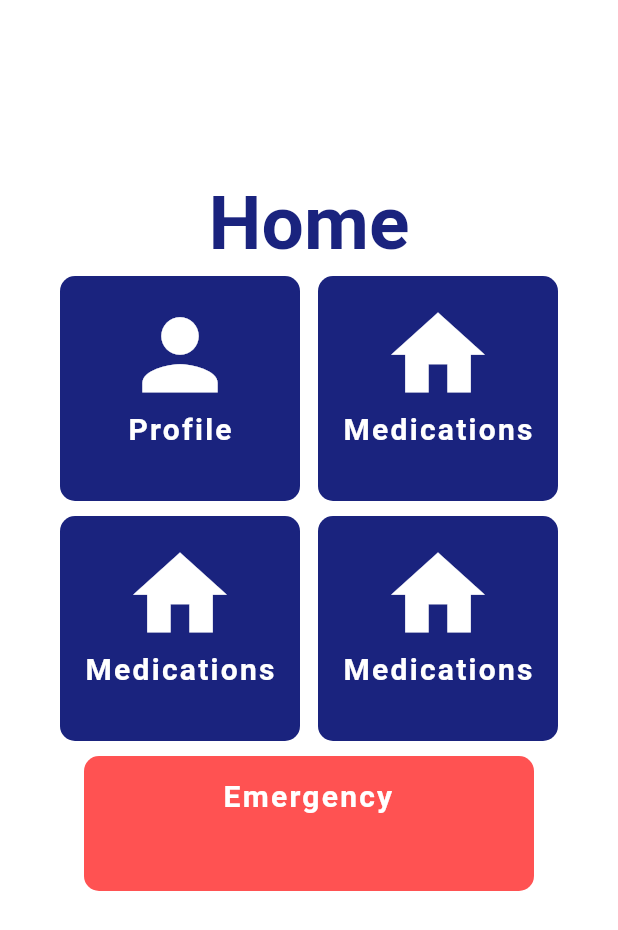
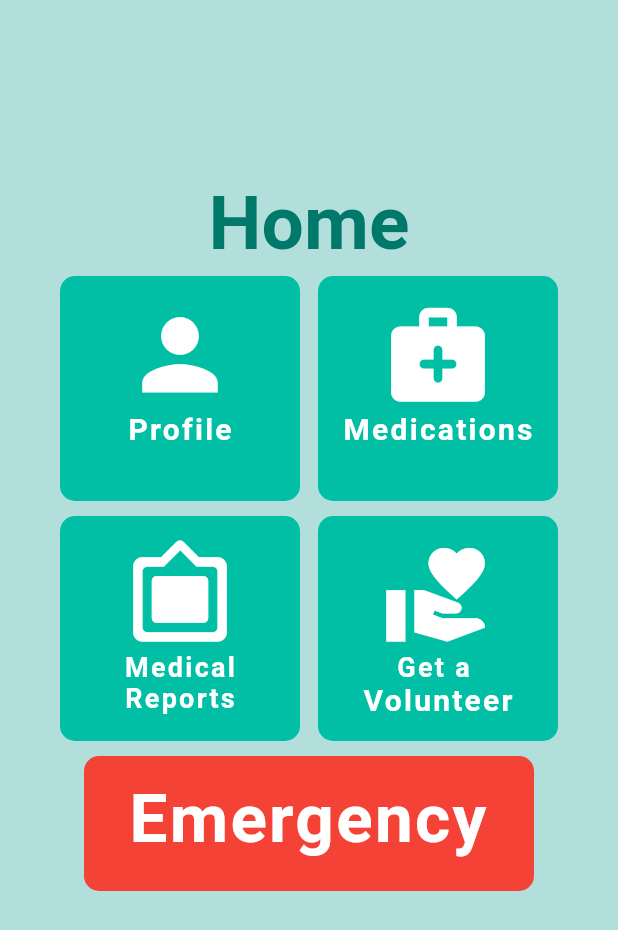
Before and after one commit to vardansaini/med_assist, a Flutter app: the screen it shows after launch, on a phone screen of 412 x 824 dp. Shown: the top 930 px of the screen. Run offline on Flutter 3.47's test engine with Material 2 defaults, Android fonts, the phone set to English and light mode, and no system bars; our stand-ins replace cloud_firestore, firebase_auth, firebase_core, geolocator, google_maps_flutter; accounts and stored records are empty; generated files the repository leaves out were written again; Roboto replaces fonts that are missing (OpenSans).

Commit message:
Home Page Done!

```diff
--- a/lib/home_page.dart
+++ b/lib/home_page.dart
@@ -21,7 +21,7 @@ class HomePageState extends State<HomePage> {
           shape: RoundedRectangleBorder(
             borderRadius: BorderRadius.circular(10.0),
           ),
-          color: Colors.indigo[900],
+          color: Colors.tealAccent[700],
           child: Column(children: <Widget>[
             Icon(
               Icons.person,
@@ -48,14 +48,16 @@ class HomePageState extends State<HomePage> {
       width: 160.0,
       height: 160.0,
       child: FlatButton(
-          onPressed: () {},
+          onPressed: () {
+            Navigator.of(context).pushNamed('/medicines');
+          },
           padding: EdgeInsets.all(15.0),
           shape: RoundedRectangleBorder(
             borderRadius: BorderRadius.circular(10.0),
           ),
-          color: Colors.indigo[900],
+          color: Colors.tealAccent[700],
           child: Column(children: <Widget>[
-            Icon(Icons.home, size: 75, color: Colors.white),
+            Icon(Icons.medical_services_rounded, size: 75, color: Colors.white),
             Text(
               'Medications',
               style: TextStyle(
@@ -81,16 +83,26 @@ class HomePageState extends State<HomePage> {
           shape: RoundedRectangleBorder(
             borderRadius: BorderRadius.circular(10.0),
           ),
-          color: Colors.indigo[900],
+          color: Colors.tealAccent[700],
           child: Column(
             children: <Widget>[
-              Icon(Icons.home, size: 75, color: Colors.white),
+              Icon(Icons.filter_frames_rounded, size: 75, color: Colors.white),
               Text(
-                'Medications',
+                'Medical',
                 style: TextStyle(
                   color: Colors.white,
                   letterSpacing: 1.5,
-                  fontSize: 20.0,
+                  fontSize: 18.0,
+                  fontWeight: FontWeight.bold,
+                  fontFamily: 'OpenSans',
+                ),
+              ),
+              Text(
+                'Reports',
+                style: TextStyle(
+                  color: Colors.white,
+                  letterSpacing: 1.5,
+                  fontSize: 18.0,
                   fontWeight: FontWeight.bold,
                   fontFamily: 'OpenSans',
                 ),
@@ -106,25 +118,37 @@ class HomePageState extends State<HomePage> {
       width: 160.0,
       height: 160.0,
       child: FlatButton(
-          onPressed: () {},
+          onPressed: () {
+            Navigator.of(context).pushNamed('/google_map');
+          },
           padding: EdgeInsets.all(15.0),
           shape: RoundedRectangleBorder(
             borderRadius: BorderRadius.circular(10.0),
           ),
-          color: Colors.indigo[900],
+          color: Colors.tealAccent[700],
           child: Column(
             children: <Widget>[
-              Icon(Icons.home, size: 75, color: Colors.white),
+              Icon(Icons.volunteer_activism, size: 75, color: Colors.white),
               Text(
-                'Medications',
+                'Get a ',
                 style: TextStyle(
                   color: Colors.white,
                   letterSpacing: 1.5,
-                  fontSize: 20.0,
+                  fontSize: 18.0,
                   fontWeight: FontWeight.bold,
                   fontFamily: 'OpenSans',
                 ),
               ),
+          Text(
+            'Volunteer',
+            style: TextStyle(
+              color: Colors.white,
+              letterSpacing: 1.5,
+              fontSize: 20.0,
+              fontWeight: FontWeight.bold,
+              fontFamily: 'OpenSans',
+            ),
+          ),
             ],
           )),
     );
@@ -141,7 +165,7 @@ class HomePageState extends State<HomePage> {
           shape: RoundedRectangleBorder(
             borderRadius: BorderRadius.circular(10.0),
           ),
-          color: Colors.redAccent[200],
+          color: Colors.red,
           child: Column(
             crossAxisAlignment: CrossAxisAlignment.center,
             children: <Widget>[
@@ -151,7 +175,7 @@ class HomePageState extends State<HomePage> {
                 style: TextStyle(
                   color: Colors.white,
                   letterSpacing: 1.5,
-                  fontSize: 20.0,
+                  fontSize: 45.0,
                   fontWeight: FontWeight.bold,
                   fontFamily: 'OpenSans',
                 ),textAlign: TextAlign.center,
@@ -174,7 +198,7 @@ class HomePageState extends State<HomePage> {
                 height: double.infinity,
                 width: double.infinity,
                 decoration: BoxDecoration(
-                  color: Colors.white,
+                  color: Colors.teal[100],
                 ),
               ),
               Container(
@@ -191,7 +215,7 @@ class HomePageState extends State<HomePage> {
                       Text(
                         'Home',
                         style: TextStyle(
-                          color: Colors.indigo[900],
+                          color: Colors.teal[700],
                           fontFamily: 'OpenSans',
                           fontSize: 50.0,
                           fontWeight: FontWeight.bold,
--- a/lib/main.dart
+++ b/lib/main.dart
@@ -31,6 +31,7 @@ class MyApp extends StatelessWidget {
         '/help_page': (BuildContext context) => HelpPage(),
         '/navigator_page': (BuildContext context) => Navigator(),
         '/profileSetUp': (BuildContext context) => ProfilePageSetup(),
+        '/google_map': (BuildContext context) => MapPage(),
       },
       home: HomePage(),
     );
```
